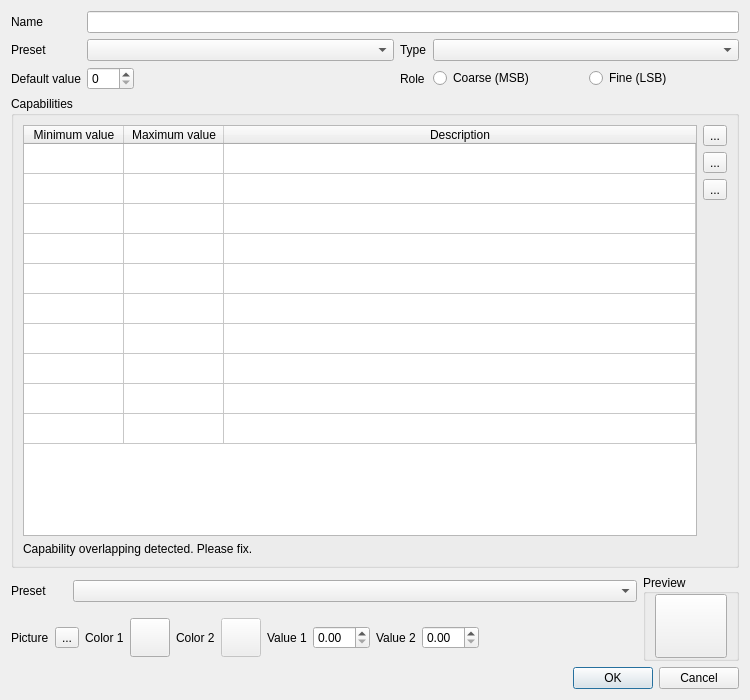
First picture: the form in fixtureeditor/editchannel.ui, repository mcallegari/qlcplus, before the edit.
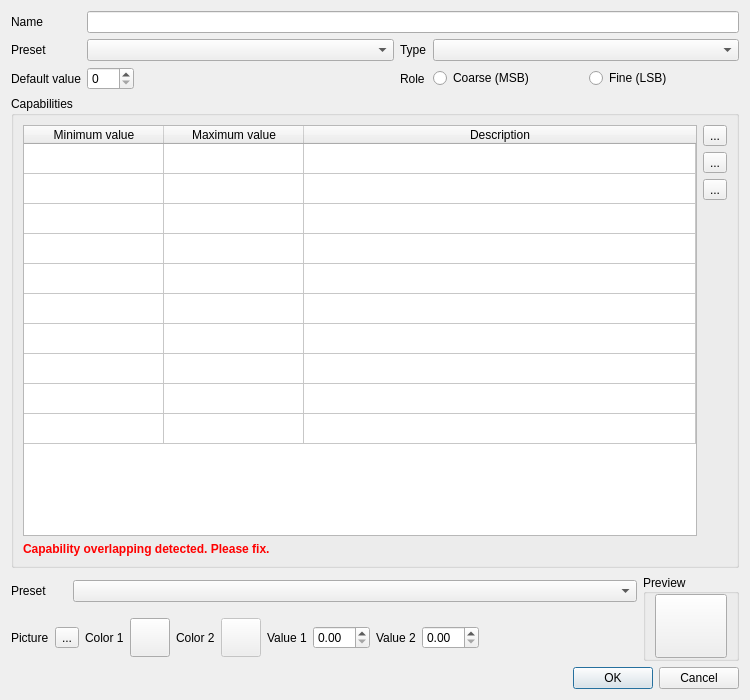
Second picture: the form after the edit. Icons and pictures are not drawn.

Commit message: fixture editor: add capability min/max sanity and overlapping check

What changed in the file:
```diff
--- a/fixtureeditor/editchannel.ui
+++ b/fixtureeditor/editchannel.ui
@@ -190,6 +190,12 @@
         <property name="columnCount">
          <number>3</number>
         </property>
+        <attribute name="horizontalHeaderCascadingSectionResizes">
+         <bool>false</bool>
+        </attribute>
+        <attribute name="horizontalHeaderDefaultSectionSize">
+         <number>140</number>
+        </attribute>
         <attribute name="horizontalHeaderStretchLastSection">
          <bool>true</bool>
         </attribute>
@@ -292,7 +298,7 @@
          </sizepolicy>
         </property>
         <property name="text">
-         <string>Capability overlapping detected. Please fix.</string>
+         <string>&lt;font color=&quot;red&quot;&gt;&lt;b&gt;Capability overlapping detected. Please fix.&lt;/b&gt;&lt;/font&gt;</string>
         </property>
        </widget>
       </item>
```
Left out of the diff: 7 changed lines with no effect on the pictures. The commit also changes 2 other files.
